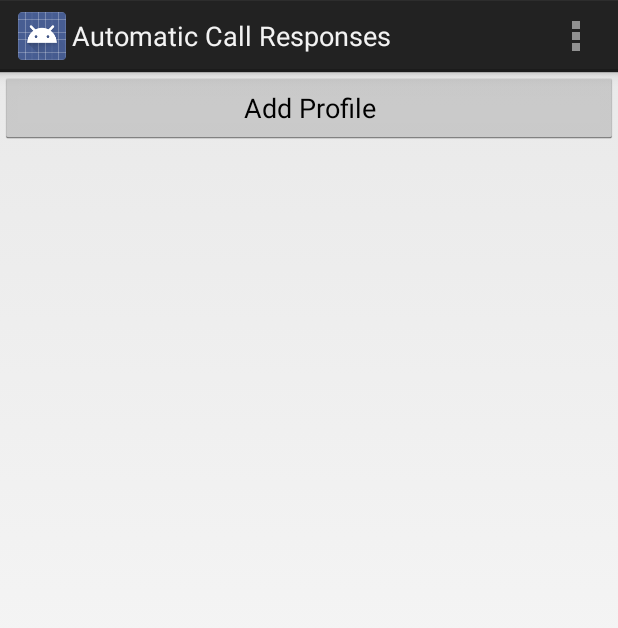
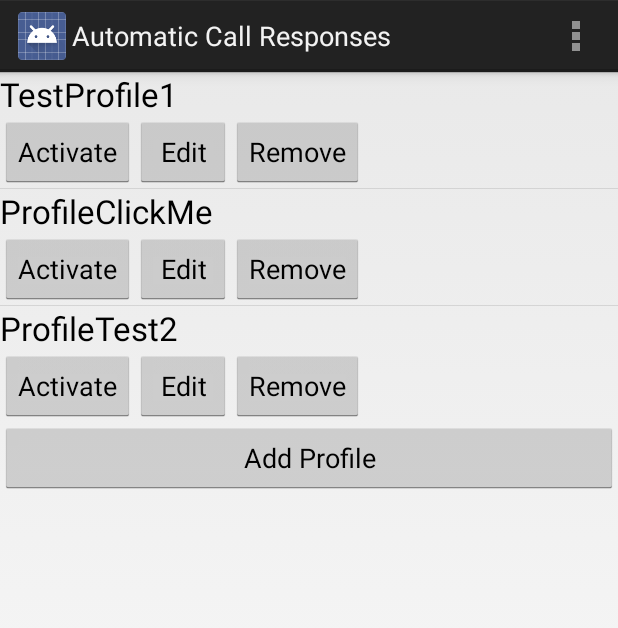
Before and after one commit to Mobile-App-Resources/automatic-call-responses, an Android app: the screen it shows after launch (MainActivity), on a phone screen of 412 x 824 dp. Shown: the top 628 px of the screen. Run offline under Robolectric (Android 15) with nearby library versions, the phone set to English and light mode, and no system bars.

Commit message:
List profile with custom view

```diff
--- a/AutomaticCallResponses/src/main/java/org/erikasv/automaticcallresponses/MainActivity.java
+++ b/AutomaticCallResponses/src/main/java/org/erikasv/automaticcallresponses/MainActivity.java
@@ -1,12 +1,23 @@
 package org.erikasv.automaticcallresponses;
 
+import android.content.Context;
 import android.content.Intent;
 import android.os.Bundle;
 import android.app.Activity;
+import android.view.LayoutInflater;
 import android.view.Menu;
 import android.view.MenuItem;
 import android.view.View;
+import android.view.ViewGroup;
+import android.widget.AdapterView;
+import android.widget.ArrayAdapter;
 import android.widget.Button;
+import android.widget.ListView;
+import android.widget.TextView;
+
+import java.util.ArrayList;
+import java.util.HashMap;
+import java.util.List;
 
 public class MainActivity extends Activity implements View.OnClickListener {
 
@@ -21,6 +32,37 @@ public class MainActivity extends Activity implements View.OnClickListener {
         bNewProfile = (Button) findViewById(R.id.bAdd);
         bNewProfile.setOnClickListener(this);
         //TODO: Cargar la lista de perfiles.
+
+        final ListView listview = (ListView) findViewById(R.id.listProfiles);
+        String[] values = new String[] { "TestProfile1","ProfileClickMe","ProfileTest2" };
+
+        final ArrayList<String> list = new ArrayList<String>();
+        for (int i = 0; i < values.length; ++i) {
+            list.add(values[i]);
+        }
+
+        final StableArrayAdapter adapter = new StableArrayAdapter(this,
+                android.R.layout.simple_list_item_1, list);
+        listview.setAdapter(adapter);
+
+        listview.setOnItemClickListener(new AdapterView.OnItemClickListener() {
+
+            @Override
+            public void onItemClick(AdapterView<?> parent, final View view,
+                                    int position, long id) {
+                final String item = (String) parent.getItemAtPosition(position);
+                view.animate().setDuration(2000).alpha(0)
+                        .withEndAction(new Runnable() {
+                            @Override
+                            public void run() {
+                                list.remove(item);
+                                adapter.notifyDataSetChanged();
+                                view.setAlpha(1);
+                            }
+                        });
+            }
+
+        });
     }
 
     @Override
@@ -53,4 +95,44 @@ public class MainActivity extends Activity implements View.OnClickListener {
             //TODO Actualizar lista de perfiles!
         }
     }
+
+
+    private class StableArrayAdapter extends ArrayAdapter<String> {
+
+        HashMap<String, Integer> mIdMap = new HashMap<String, Integer>();
+        private final Context context;
+
+        public StableArrayAdapter(Context context, int textViewResourceId,
+                                  List<String> objects) {
+            super(context, textViewResourceId, objects);
+            for (int i = 0; i < objects.size(); ++i) {
+                mIdMap.put(objects.get(i), i);
+            }
+            this.context = context;
+        }
+
+        @Override
+        public long getItemId(int position) {
+            String item = getItem(position);
+            return mIdMap.get(item);
+        }
+
+        @Override
+        public boolean hasStableIds() {
+            return true;
+        }
+
+        @Override
+        public View getView(int position, View convertView, ViewGroup parent) {
+            LayoutInflater inflater = (LayoutInflater) context
+                    .getSystemService(Context.LAYOUT_INFLATER_SERVICE);
+            View rowView = inflater.inflate(R.layout.item_list_profile, parent, false);
+            TextView textView = (TextView) rowView.findViewById(R.id.profile_name);
+
+            textView.setText(getItem(position));
+
+            return rowView;
+        }
+
+    }
 }
--- /dev/null
+++ b/AutomaticCallResponses/src/main/res/layout/item_list_profile.xml
@@ -0,0 +1,42 @@
+<?xml version="1.0" encoding="utf-8"?>
+<TableLayout
+        android:layout_width="fill_parent"
+        android:layout_height="fill_parent"
+        xmlns:android="http://schemas.android.com/apk/res/android">
+
+    <TableRow
+            android:layout_width="fill_parent"
+            android:layout_height="fill_parent">
+
+        <TextView
+                android:layout_width="wrap_content"
+                android:layout_height="wrap_content"
+                android:textAppearance="?android:attr/textAppearanceLarge"
+                android:text=""
+                android:id="@+id/profile_name"
+                android:layout_span="3"/>
+    </TableRow>
+
+    <TableRow
+            android:layout_width="fill_parent"
+            android:layout_height="fill_parent">
+
+        <Button
+                android:layout_width="wrap_content"
+                android:layout_height="wrap_content"
+                android:text="@string/activate_profile"
+                android:id="@+id/button"/>
+
+        <Button
+                android:layout_width="wrap_content"
+                android:layout_height="wrap_content"
+                android:text="@string/edit_profile"
+                android:id="@+id/button2"/>
+
+        <Button
+                android:layout_width="wrap_content"
+                android:layout_height="wrap_content"
+                android:text="@string/delete_profile"
+                android:id="@+id/button3"/>
+    </TableRow>
+</TableLayout>
--- a/AutomaticCallResponses/src/main/res/values/strings.xml
+++ b/AutomaticCallResponses/src/main/res/values/strings.xml
@@ -25,5 +25,8 @@
     <string name="hintSms">Enter the SMS to send</string>
     <string name="bAcept">Add</string>
     <string name="bCancel">Cancel</string>
+    <string name="activate_profile">Activate</string>
+    <string name="edit_profile">Edit</string>
+    <string name="delete_profile">Remove</string>
 
 </resources>
```
